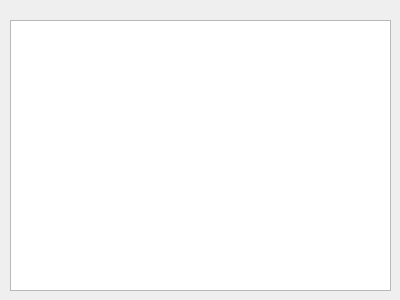
First picture: the form in gui/widgets_templates/show-native.ui, repository intdata-bsc/idact-gui, before the edit.
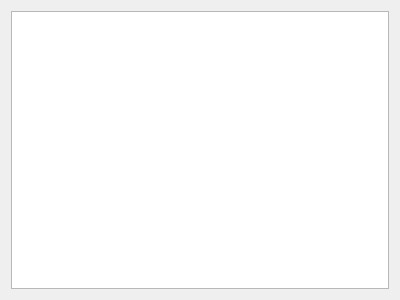
Second picture: the form after the edit.

Patch:
```diff
--- a/gui/widgets_templates/show-native.ui
+++ b/gui/widgets_templates/show-native.ui
@@ -13,16 +13,11 @@
   <property name="windowTitle">
    <string>Show native arguments</string>
   </property>
-  <widget class="QTableWidget" name="table_widget">
-   <property name="geometry">
-    <rect>
-     <x>10</x>
-     <y>20</y>
-     <width>381</width>
-     <height>271</height>
-    </rect>
-   </property>
-  </widget>
+  <layout class="QGridLayout" name="gridLayout">
+   <item row="0" column="0">
+    <widget class="QTableWidget" name="table_widget"/>
+   </item>
+  </layout>
  </widget>
  <resources/>
  <connections/>
```
Left out of the diff: 6 changed lines with no effect on the pictures.
